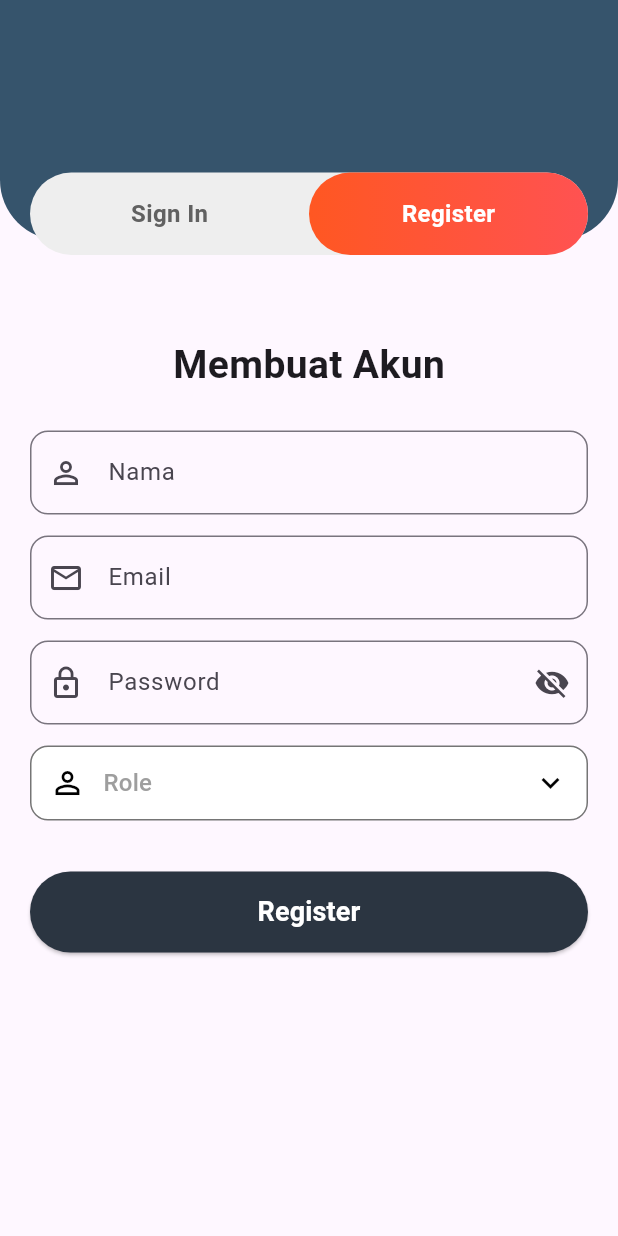
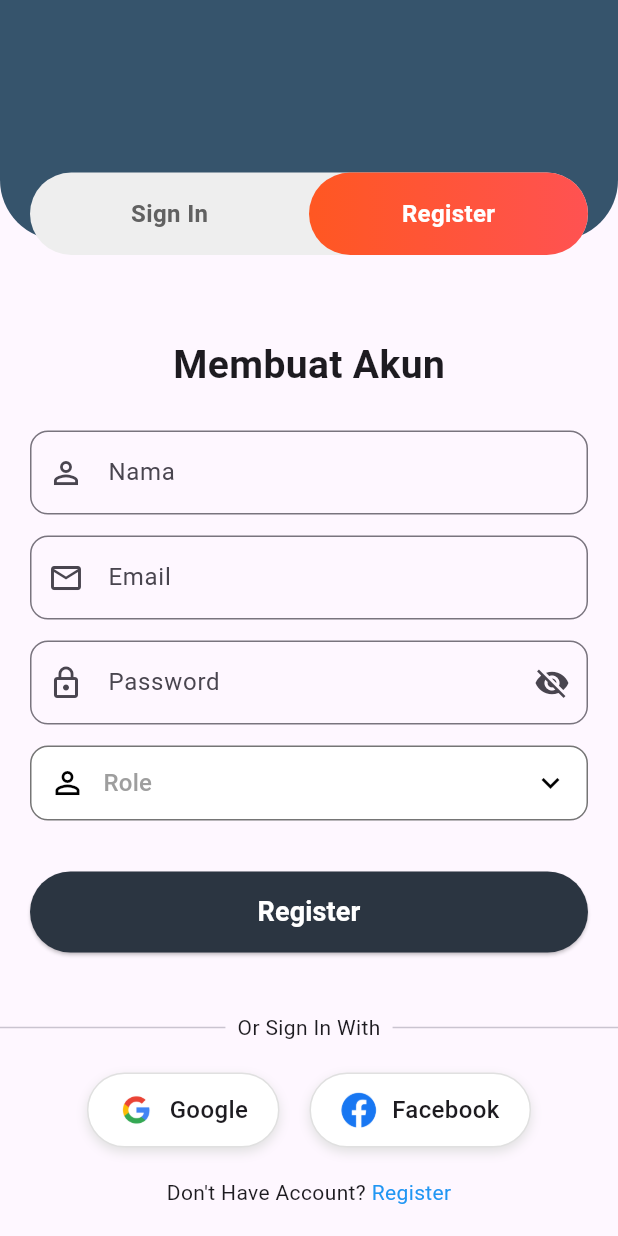
Before and after one commit to khoirkanzura/languo, a Flutter app: the RegisterScreen screen opened directly with empty values, on a phone screen of 412 x 824 dp. Run offline on Flutter 3.47's test engine with Material 3 defaults, Android fonts, the phone set to English and light mode, and no system bars; our stand-ins replace cloud_firestore, firebase_auth, firebase_core, google_sign_in, permission_handler; missing offline and left inert: flutter_facebook_auth, mobile_scanner; accounts and stored records are empty.

Commit message:
tambah social button

```diff
--- a/lib/screen/register_screen.dart
+++ b/lib/screen/register_screen.dart
@@ -1,6 +1,8 @@
 import 'package:flutter/material.dart';
 import 'package:firebase_auth/firebase_auth.dart';
 import 'package:cloud_firestore/cloud_firestore.dart';
+import 'package:google_sign_in/google_sign_in.dart';
+import 'package:flutter_facebook_auth/flutter_facebook_auth.dart';
 
 class RegisterScreen extends StatefulWidget {
   final Function() onSignInTap;
@@ -19,8 +21,58 @@ class _RegisterScreenState extends State<RegisterScreen> {
   bool showPassword = false;
 
   int _selectedIndex = 1; // aktif tab Register
-  String? selectedRole; // role dropdown
+  String? selectedRole;
 
+  // =====================================================
+  // DIPINDAHKAN KE LUAR registerUser (perbaikan error)
+  // =====================================================
+  Future<void> loginGoogle() async {
+    try {
+      final GoogleSignInAccount? gUser = await GoogleSignIn().signIn();
+      if (gUser == null) return;
+
+      final gAuth = await gUser.authentication;
+
+      final credential = GoogleAuthProvider.credential(
+        accessToken: gAuth.accessToken,
+        idToken: gAuth.idToken,
+      );
+
+      await FirebaseAuth.instance.signInWithCredential(credential);
+
+      ScaffoldMessenger.of(context)
+          .showSnackBar(const SnackBar(content: Text("Login Google Berhasil")));
+    } catch (e) {
+      ScaffoldMessenger.of(context)
+          .showSnackBar(SnackBar(content: Text("Google Error: $e")));
+    }
+  }
+
+  Future<void> loginFacebook() async {
+    try {
+      final result = await FacebookAuth.instance.login();
+
+      if (result.status == LoginStatus.success) {
+        final credential =
+            FacebookAuthProvider.credential(result.accessToken!.token);
+
+        await FirebaseAuth.instance.signInWithCredential(credential);
+
+        ScaffoldMessenger.of(context).showSnackBar(
+            const SnackBar(content: Text("Login Facebook Berhasil")));
+      } else {
+        ScaffoldMessenger.of(context).showSnackBar(
+            const SnackBar(content: Text("Facebook login gagal")));
+      }
+    } catch (e) {
+      ScaffoldMessenger.of(context)
+          .showSnackBar(SnackBar(content: Text("Facebook Error: $e")));
+    }
+  }
+
+  // =====================================================
+  // REGISTER USER
+  // =====================================================
   Future<void> registerUser() async {
     if (selectedRole == null) {
       ScaffoldMessenger.of(context).showSnackBar(
@@ -196,10 +248,7 @@ class _RegisterScreenState extends State<RegisterScreen> {
                       ),
                       child: Row(
                         children: [
-                          const Icon(
-                            Icons.person_outline,
-                            color: Colors.black,
-                          ),
+                          const Icon(Icons.person_outline, color: Colors.black),
                           const SizedBox(width: 12),
                           Expanded(
                             child: DropdownButtonHideUnderline(
@@ -222,10 +271,8 @@ class _RegisterScreenState extends State<RegisterScreen> {
                                 onChanged: (value) {
                                   setState(() => selectedRole = value);
                                 },
-                                icon: const Icon(
-                                  Icons.keyboard_arrow_down,
-                                  color: Colors.black,
-                                ),
+                                icon: const Icon(Icons.keyboard_arrow_down,
+                                    color: Colors.black),
                               ),
                             ),
                           ),
@@ -236,7 +283,7 @@ class _RegisterScreenState extends State<RegisterScreen> {
 
                   const SizedBox(height: 20),
 
-                  // BUTTON REGISTER FULL WIDTH
+                  // BUTTON REGISTER
                   Padding(
                     padding: const EdgeInsets.symmetric(horizontal: 20),
                     child: SizedBox(
@@ -261,7 +308,55 @@ class _RegisterScreenState extends State<RegisterScreen> {
                     ),
                   ),
 
-                  const SizedBox(height: 35),
+                  const SizedBox(height: 40),
+
+                  // Divider
+                  Row(
+                    children: const [
+                      Expanded(child: Divider()),
+                      Padding(
+                        padding: EdgeInsets.symmetric(horizontal: 8),
+                        child: Text("Or Sign In With"),
+                      ),
+                      Expanded(child: Divider()),
+                    ],
+                  ),
+
+                  const SizedBox(height: 20),
+
+                  Row(
+                    mainAxisAlignment: MainAxisAlignment.center,
+                    children: [
+                      _socialButton(
+                        icon: "assets/google.png",
+                        label: "Google",
+                        onTap: loginGoogle,
+                      ),
+                      const SizedBox(width: 20),
+                      _socialButton(
+                        icon: "assets/facebook.png",
+                        label: "Facebook",
+                        onTap: loginFacebook,
+                      ),
+                    ],
+                  ),
+
+                  const SizedBox(height: 20),
+
+                  Row(
+                    mainAxisAlignment: MainAxisAlignment.center,
+                    children: [
+                      const Text("Don't Have Account? "),
+                      GestureDetector(
+                        // ❗ diperbaiki: sebelumnya widget.onRegisterTap (TIDAK ADA)
+                        onTap: widget.onSignInTap,
+                        child: const Text("Register",
+                            style: TextStyle(color: Colors.blue)),
+                      ),
+                    ],
+                  ),
+
+                  const SizedBox(height: 40),
                 ],
               ),
             ),
@@ -284,6 +379,42 @@ class _RegisterScreenState extends State<RegisterScreen> {
             fontSize: 16,
             fontWeight: FontWeight.w600,
           ),
+        ),
+      ),
+    );
+  }
+
+  Widget _socialButton({
+    required String icon,
+    required String label,
+    required VoidCallback onTap,
+  }) {
+    return InkWell(
+      onTap: onTap,
+      borderRadius: BorderRadius.circular(30),
+      child: Container(
+        padding: const EdgeInsets.symmetric(horizontal: 20, vertical: 12),
+        decoration: BoxDecoration(
+          color: Colors.white,
+          borderRadius: BorderRadius.circular(30),
+          border: Border.all(color: Colors.grey.shade300),
+          boxShadow: [
+            BoxShadow(
+              color: Colors.grey.shade300,
+              blurRadius: 6,
+              offset: const Offset(0, 3),
+            ),
+          ],
+        ),
+        child: Row(
+          mainAxisSize: MainAxisSize.min,
+          children: [
+            Image.asset(icon, width: 24, height: 24),
+            const SizedBox(width: 10),
+            Text(label,
+                style:
+                    const TextStyle(fontSize: 16, fontWeight: FontWeight.w500)),
+          ],
         ),
       ),
     );
```
Also changed, not shown: pubspec.lock.
